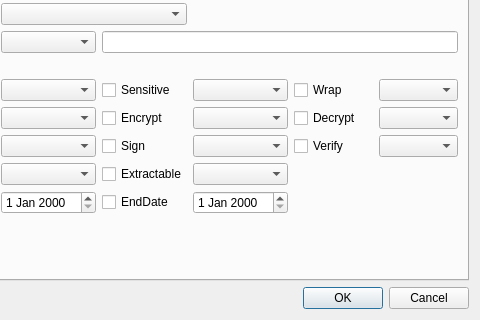
The window that HsmMan/create_key_dlg.ui (jykim74/CryptokiMan) describes before a commit, drawn with Qt 5; both pictures show x 107 to 587 and y 99 to 419 of the 587 by 419 pixel window.
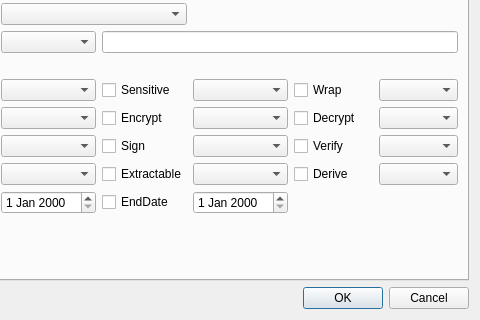
The same window after the commit.

What changed in the file:
```diff
--- a/HsmMan/create_key_dlg.ui
+++ b/HsmMan/create_key_dlg.ui
@@ -284,6 +284,16 @@
        <item row="9" column="3">
         <widget class="QDateEdit" name="mEndDateEdit"/>
        </item>
+       <item row="8" column="4">
+        <widget class="QCheckBox" name="mDeriveCheck">
+         <property name="text">
+          <string>Derive</string>
+         </property>
+        </widget>
+       </item>
+       <item row="8" column="5">
+        <widget class="QComboBox" name="mDeriveCombo"/>
+       </item>
       </layout>
      </widget>
     </widget>
```
